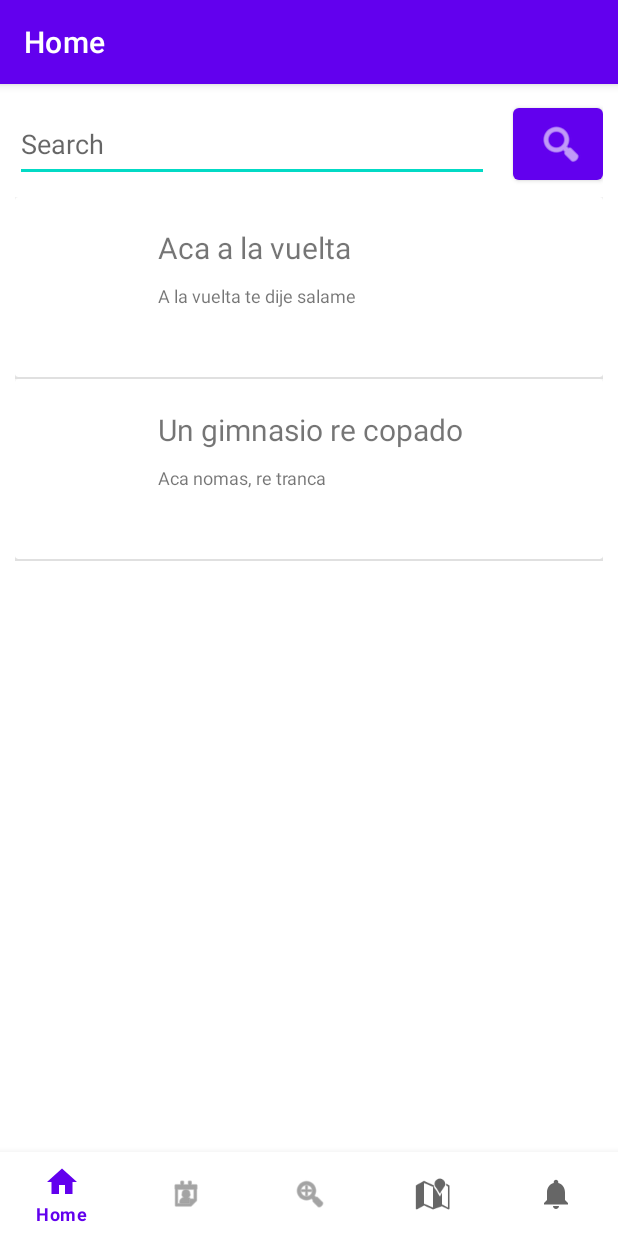
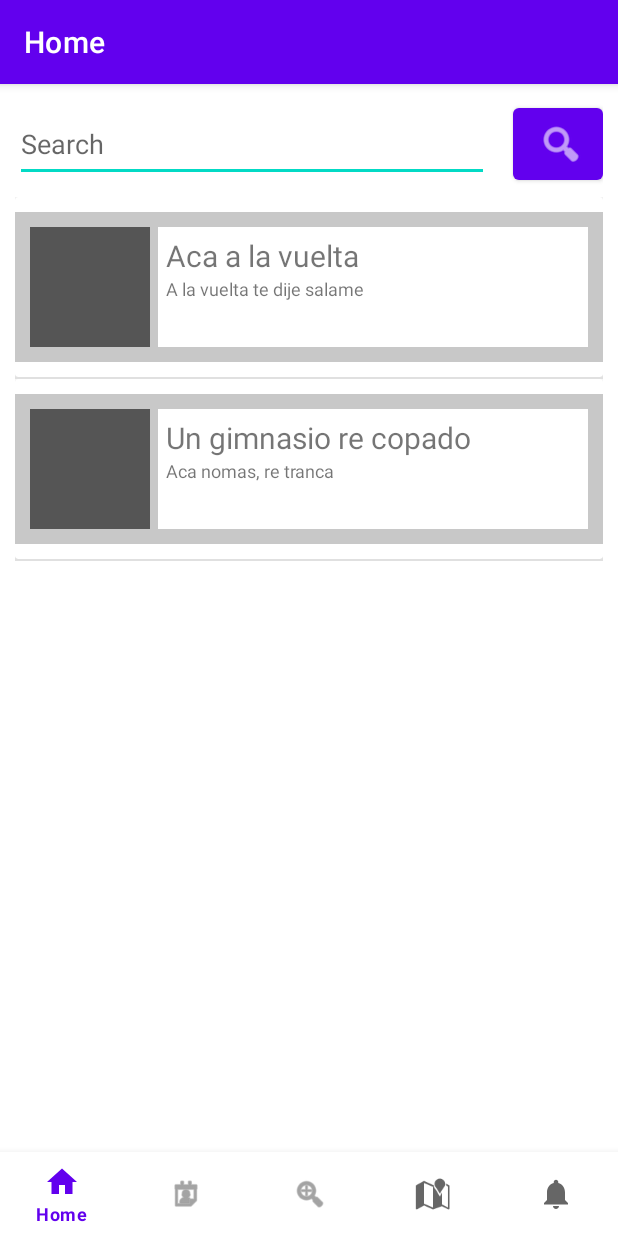
Before and after one commit to UTN-FRBA-Mobile/FitnessApp, an Android app: the screen it shows after launch (MainActivity), on a phone screen of 412 x 824 dp. Run offline under Robolectric (Android 15) with nearby library versions, the phone set to English and light mode, and no system bars; our stand-ins replace navigation-ui; pictures from the network do not load.

Commit message:
Small visual improvements to result item card

```diff
--- a/app/src/main/res/layout/gym_result_item.xml
+++ b/app/src/main/res/layout/gym_result_item.xml
@@ -11,12 +11,15 @@
         android:layout_height="wrap_content">
 
         <androidx.constraintlayout.widget.ConstraintLayout
+            android:background="@color/cardview_shadow_start_color"
             android:layout_marginVertical="10dp"
             android:padding="10dp"
             android:layout_width="match_parent"
             android:layout_height="wrap_content">
 
             <ImageView
+                app:circularflow_radiusInDP="100"
+                android:background="@color/darkGray"
                 android:id="@+id/gymAvatar"
                 android:layout_width="80dp"
                 android:layout_height="80dp"
@@ -25,30 +28,39 @@
                 app:layout_constraintStart_toStartOf="parent"
                 app:layout_constraintTop_toTopOf="parent" />
 
+            <androidx.constraintlayout.widget.ConstraintLayout
+                android:background="@color/white"
+                android:layout_width="0dp"
+                android:layout_height="0dp"
+                android:orientation="vertical"
+                android:layout_marginStart="5dp"
+                android:padding="5dp"
+                app:layout_constraintBottom_toBottomOf="parent"
+                app:layout_constraintEnd_toEndOf="parent"
+                app:layout_constraintStart_toEndOf="@+id/gymAvatar"
+                app:layout_constraintTop_toTopOf="parent">
 
                 <TextView
                     android:id="@+id/gymName"
-                android:layout_width="0dp"
-                android:layout_height="match_parent"
-                android:layout_marginStart="5dp"
+                    android:layout_width="match_parent"
+                    android:layout_height="wrap_content"
                     android:textSize="20sp"
                     app:layout_constraintEnd_toEndOf="parent"
-                app:layout_constraintStart_toEndOf="@+id/gymAvatar"
+                    app:layout_constraintStart_toStartOf="parent"
                     app:layout_constraintTop_toTopOf="parent"
                     tools:text="Nombre del Gimnasio" />
 
                 <TextView
                     android:id="@+id/gymAddress"
-                android:layout_width="0dp"
+                    android:layout_width="match_parent"
                     android:layout_height="0dp"
-                android:layout_marginStart="5dp"
-                android:layout_marginTop="10dp"
                     android:textSize="12sp"
                     app:layout_constraintBottom_toBottomOf="parent"
                     app:layout_constraintEnd_toEndOf="parent"
-                app:layout_constraintStart_toEndOf="@+id/gymAvatar"
+                    app:layout_constraintStart_toStartOf="parent"
                     app:layout_constraintTop_toBottomOf="@+id/gymName"
                     tools:text="Direccion" />
+            </androidx.constraintlayout.widget.ConstraintLayout>
 
         </androidx.constraintlayout.widget.ConstraintLayout>
     </androidx.cardview.widget.CardView>
--- a/app/src/main/res/values/colors.xml
+++ b/app/src/main/res/values/colors.xml
@@ -10,4 +10,5 @@
     <color name="colorPrimary">#6200EE</color>
     <color name="colorPrimaryDark">#3700B3</color>
     <color name="colorAccent">#03DAC5</color>
+    <color name="darkGray">#555555</color>
 </resources>
```
Lines whose indentation alone changed are shown as unchanged.
